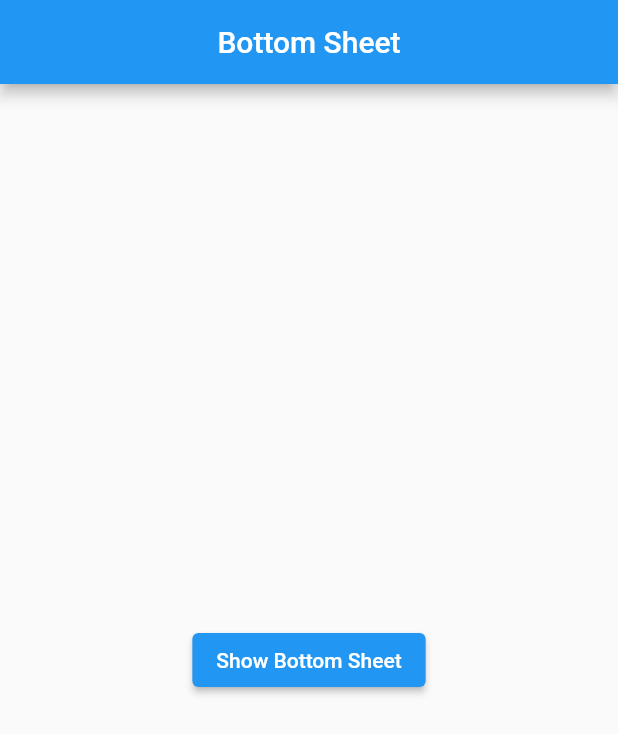
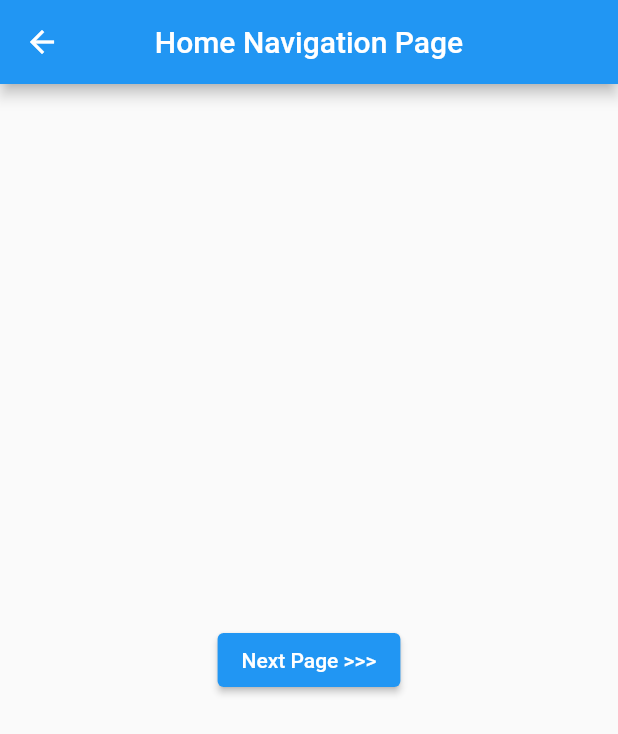
Before and after one commit to rifkytecoder/coba, a Flutter app: the HomePage screen opened directly, on a phone screen of 412 x 824 dp. Shown: the top 734 px of the screen. Run offline on Flutter 3.47's test engine with Material 2 defaults, Android fonts, the light colour scheme and no system bars.

Commit message:
navigation (push n pop)

```diff
--- /dev/null
+++ b/lib/pages/home.dart
@@ -0,0 +1,32 @@
+// todo Home Page
+import 'package:flutter/material.dart';
+
+import 'product.dart';
+
+class HomePage extends StatelessWidget {
+  const HomePage({
+    Key? key,
+  }) : super(key: key);
+
+  @override
+  Widget build(BuildContext context) {
+    return Scaffold(
+      appBar: AppBar(
+        title: const Text("Home Navigation Page"),
+        centerTitle: true,
+      ),
+      body: Center(
+          child: ElevatedButton(
+        onPressed: () {
+          // todo Navigator push (Pindah Page)
+          Navigator.of(context).push(
+            MaterialPageRoute(
+              builder: (context) => const ProductPage(),
+            ),
+          );
+        },
+        child: const Text("Next Page >>>"),
+      )),
+    );
+  }
+}
```
Also changed, not shown: lib/main.dart (+10 -6 lines), lib/pages/product.dart (added, +51 -0 lines), lib/pages/profile.dart (added, +46 -0 lines).
